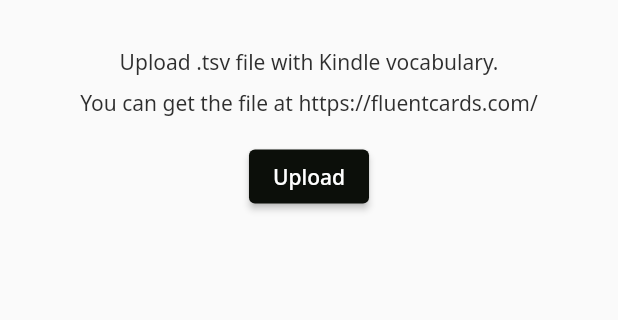
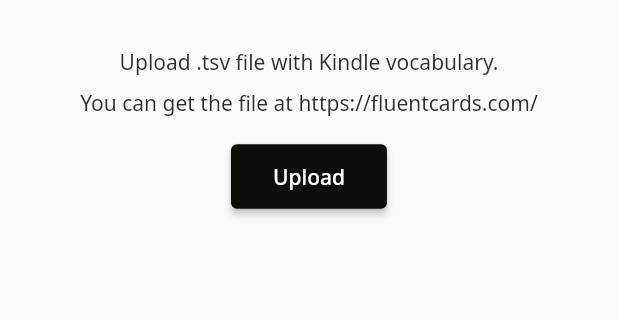
Before and after one commit to millerovv/gpt3_flashcards, a Flutter app: the screen it shows after launch, on a phone screen of 412 x 824 dp, the part 569-889 px from its top. Run offline on Flutter 3.47's test engine with Material 2 defaults, Android fonts, the phone set to English and light mode, and no system bars; our stand-ins replace equatable, file_picker, flutter_riverpod, freezed_annotation, get_it, go_router and 2 more.

Commit message:
Generate flashcards and preview on UI

```diff
--- a/lib/data/open_ai/open_ai_api_service.dart
+++ b/lib/data/open_ai/open_ai_api_service.dart
@@ -25,14 +25,15 @@ class OpenAIApiService {
       OpenAICompletionRequestBody body) async {
     final uri = Uri.parse('$baseOpenAIUrl/completions');
     try {
-      debugPrint('$_logTag Request: $uri');
+      final jsonBody = jsonEncode(body.toJson());
+      debugPrint('$_logTag Request: $uri; body: $jsonBody');
       var response = await _client.post(
         uri,
         headers: {
           HttpHeaders.contentTypeHeader: ContentType.json.value,
           HttpHeaders.authorizationHeader: 'Bearer $openAIApiKey',
         },
-        body: jsonEncode(body.toJson()),
+        body: jsonBody,
       );
       final bodyDecoded = utf8.decode(response.bodyBytes);
       debugPrint('$_logTag Response: ${response.statusCode} ${bodyDecoded}');
--- a/lib/presentation/pages/home/home_page.dart
+++ b/lib/presentation/pages/home/home_page.dart
@@ -1,9 +1,12 @@
 import 'package:flutter/material.dart';
 import 'package:flutter_riverpod/flutter_riverpod.dart';
+import 'package:gpt3_flashcards/presentation/pages/home/widgets/kindle_flashcards_preview.dart';
 import 'package:gpt3_flashcards/presentation/pages/home/widgets/kindle_vocab_file_preview.dart';
 import 'package:gpt3_flashcards/presentation/pages/home/widgets/parsed_kindle_vocab_preview.dart';
-import 'package:gpt3_flashcards/presentation/providers/home/actions/parse_kindle_vocab_file_provider.dart';
+import 'package:gpt3_flashcards/presentation/providers/home/actions/clean_kindle_vocab_file_provider.dart';
+import 'package:gpt3_flashcards/presentation/providers/home/actions/generate_kindle_flashcards_provider.dart';
 import 'package:gpt3_flashcards/presentation/providers/home/actions/pick_kindle_vocab_file_provider.dart';
+import 'package:gpt3_flashcards/presentation/providers/home/data/kindle_flashcards_provider.dart';
 import 'package:gpt3_flashcards/presentation/providers/home/data/kindle_vocab_file_provider.dart';
 import 'package:gpt3_flashcards/presentation/providers/home/data/parsed_kindle_vocab_provider.dart';
 import 'package:gpt3_flashcards/presentation/widgets/loading_indicator_overlay.dart';
@@ -19,11 +22,13 @@ class _HomePageState extends ConsumerState<HomePage> {
   @override
   Widget build(BuildContext context) {
     final vocabFile = ref.watch(kindleVocabFileProvider);
-    final parsingStatus = ref.watch(parseKindleVocabFileStatusProvider);
+    final parsingStatus = ref.watch(cleanKindleVocabFileStatusProvider);
     final parsedVocab = ref.watch(parsedKindleVocabProvider);
+    final generationStatus = ref.watch(generateKindleFlashcardsStatusProvider);
+    final kindleFlashcards = ref.watch(kindleFlashcardsProvider);
     return Scaffold(
       body: LoadingIndicatorOverlay(
-        show: parsingStatus.isLoading,
+        show: parsingStatus.isLoading || generationStatus.isLoading,
         child: SafeArea(
           child: Center(
             child: SingleChildScrollView(
@@ -46,14 +51,17 @@ class _HomePageState extends ConsumerState<HomePage> {
                     const SizedBox(height: 16),
                     ElevatedButton(
                       onPressed: () => ref.read(pickKindleVocabFileProvider)(),
-                      child: const Text('Upload'),
+                      child: const Padding(
+                        padding: EdgeInsets.all(12),
+                        child: Text('Upload'),
+                      ),
                     ),
                     const SizedBox(height: 24),
                     if (vocabFile != null) ...[
                       KindleVocabFilePreview(
                         file: vocabFile,
                         onClean: () {
-                          ref.read(parseKindleVocabFileProvider)();
+                          ref.read(cleanKindleVocabFileProvider)();
                         },
                       ),
                       const SizedBox(height: 12),
@@ -61,6 +69,23 @@ class _HomePageState extends ConsumerState<HomePage> {
                     if (parsedVocab != null) ...[
                       ParsedKindleVocabPreview(vocabModel: parsedVocab),
                       const SizedBox(height: 12),
+                      ElevatedButton(
+                        onPressed: () =>
+                            ref.read(generateKindleFlashcardsProvider)(),
+                        style: ButtonStyle(
+                          backgroundColor: MaterialStateProperty.all(
+                              const Color(0xFF4AA181)),
+                        ),
+                        child: const Padding(
+                          padding: EdgeInsets.all(12),
+                          child: Text('Generate Flashcards'),
+                        ),
+                      ),
+                      const SizedBox(height: 80),
+                    ],
+                    if (kindleFlashcards != null) ...[
+                      KindleFlashcardsPreview(
+                          kindleFlashcards: kindleFlashcards),
                     ],
                   ],
                 ),
--- a/lib/presentation/pages/home/widgets/kindle_vocab_file_preview.dart
+++ b/lib/presentation/pages/home/widgets/kindle_vocab_file_preview.dart
@@ -40,7 +40,10 @@ class KindleVocabFilePreview extends StatelessWidget {
                 backgroundColor:
                     MaterialStateProperty.all(const Color(0xFF4AA181)),
               ),
-              child: const Text('GPT-3 Clean'),
+              child: const Padding(
+                padding: EdgeInsets.all(12),
+                child: Text('GPT-3 Clean'),
+              ),
             ),
           ],
         ),
--- a/lib/presentation/providers/home/actions/parse_kindle_vocab_file_provider.dart
+++ b/lib/presentation/providers/home/actions/clean_kindle_vocab_file_provider.dart
@@ -1,23 +1,23 @@
 import 'package:flutter_riverpod/flutter_riverpod.dart';
 import 'package:gpt3_flashcards/domain/open_ai_interactor.dart';
 import 'package:gpt3_flashcards/locator/locator.dart';
-import 'package:gpt3_flashcards/presentation/models/parsed_kindle_vocab_model.dart';
+import 'package:gpt3_flashcards/presentation/models/kindle_vocab_model.dart';
 import 'package:gpt3_flashcards/presentation/providers/base/action_status_provider.dart';
 import 'package:gpt3_flashcards/presentation/providers/home/data/kindle_vocab_file_provider.dart';
 import 'package:gpt3_flashcards/presentation/providers/home/data/parsed_kindle_vocab_provider.dart';
 
-const parseKindleVocabFileKey = 'parse_kindle_vocab_key';
+const cleanKindleVocabFileKey = 'clean_kindle_vocab_key';
 
-final parseKindleVocabFileStatusProvider =
-    declareActionStatusProvider(parseKindleVocabFileKey);
+final cleanKindleVocabFileStatusProvider =
+    declareActionStatusProvider(cleanKindleVocabFileKey);
 
-final parseKindleVocabFileProvider =
+final cleanKindleVocabFileProvider =
     Provider.autoDispose<Future<void> Function()>(
   (ref) {
     final interactor = locator<OpenAIInteractor>();
     return () async {
       await ref
-          .read(actionStatusProvider(parseKindleVocabFileKey).notifier)
+          .read(actionStatusProvider(cleanKindleVocabFileKey).notifier)
           .run(() async {
         final file = ref.read(kindleVocabFileProvider);
         if (file == null) {
@@ -53,13 +53,13 @@ final parseKindleVocabFileProvider =
         }
 
         ref.read(parsedKindleVocabProvider.notifier).state =
-            ParsedKindleVocabModel(cleanedEntries);
+            KindleVocabModel(cleanedEntries);
       });
     };
   },
   dependencies: [
     kindleVocabFileProvider,
-    actionStatusProvider(parseKindleVocabFileKey),
+    actionStatusProvider(cleanKindleVocabFileKey),
     parsedKindleVocabProvider,
   ],
 );
--- /dev/null
+++ b/lib/presentation/providers/home/data/kindle_flashcards_provider.dart
@@ -0,0 +1,5 @@
+import 'package:flutter_riverpod/flutter_riverpod.dart';
+import 'package:gpt3_flashcards/presentation/models/kindle_flashcard_model.dart';
+
+final kindleFlashcardsProvider =
+    StateProvider.autoDispose<List<KindleFlashcardModel>?>((ref) => null);
--- a/lib/presentation/providers/home/data/parsed_kindle_vocab_provider.dart
+++ b/lib/presentation/providers/home/data/parsed_kindle_vocab_provider.dart
@@ -1,5 +1,5 @@
 import 'package:flutter_riverpod/flutter_riverpod.dart';
-import 'package:gpt3_flashcards/presentation/models/parsed_kindle_vocab_model.dart';
+import 'package:gpt3_flashcards/presentation/models/kindle_vocab_model.dart';
 
 final parsedKindleVocabProvider =
-    StateProvider.autoDispose<ParsedKindleVocabModel?>((ref) => null);
+    StateProvider.autoDispose<KindleVocabModel?>((ref) => null);
--- a/pubspec.yaml
+++ b/pubspec.yaml
@@ -33,6 +33,7 @@ dependencies:
   flutter_riverpod: ^2.1.3
   go_router: ^6.0.1
   google_fonts: ^3.0.1
+  equatable: ^2.0.5
 
 dev_dependencies:
   flutter_test:
```
Also changed, not shown: lib/domain/open_ai_interactor.dart (+61 -5 lines), lib/presentation/models/flashcard_model.dart (added, +16 -0 lines), lib/presentation/models/kindle_flashcard_model.dart (added, +16 -0 lines), lib/presentation/models/kindle_vocab_model.dart (renamed from lib/presentation/models/parsed_kindle_vocab_model.dart, +11 -3 lines), lib/presentation/pages/home/widgets/kindle_flashcards_preview.dart (added, +62 -0 lines), lib/presentation/pages/home/widgets/parsed_kindle_vocab_preview.dart (+47 -6 lines), lib/presentation/providers/home/actions/generate_kindle_flashcards_provider.dart (added, +57 -0 lines), pubspec.lock.
